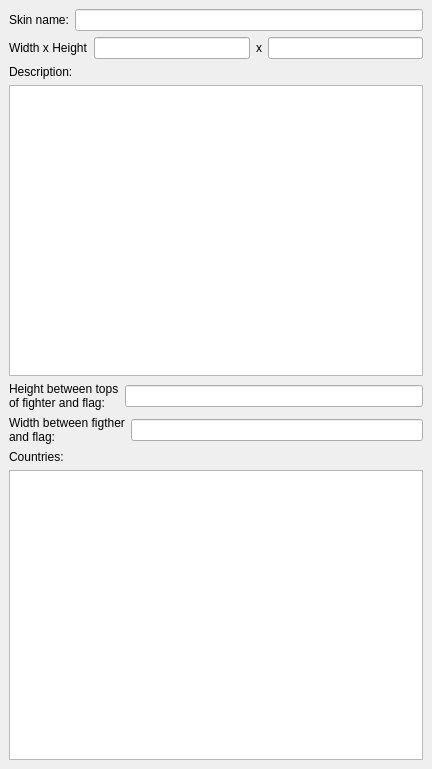
Qt form ksirkskineditor/ksirkskindefinition.ui (KDE/ksirk) before a commit.
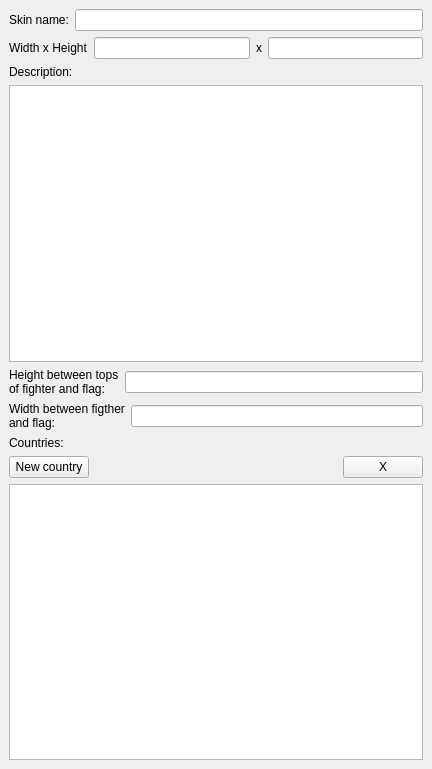
The same form after that commit. Custom widgets are drawn as their Qt base class.

Commit message: ksirkskineditor: everything in general skin and country definition work; remains: continents and goals

```diff
--- a/ksirkskineditor/ksirkskindefinition.ui
+++ b/ksirkskineditor/ksirkskindefinition.ui
@@ -99,12 +99,50 @@
       </property>
      </widget>
     </item>
+    <item>
+     <layout class="QHBoxLayout" name="horizontalLayout_5" >
+      <item>
+       <widget class="KPushButton" name="newCountryButton" >
+        <property name="text" >
+         <string>New country</string>
+        </property>
+       </widget>
+      </item>
+      <item>
+       <spacer name="horizontalSpacer" >
+        <property name="orientation" >
+         <enum>Qt::Horizontal</enum>
+        </property>
+        <property name="sizeHint" stdset="0" >
+         <size>
+          <width>148</width>
+          <height>20</height>
+         </size>
+        </property>
+       </spacer>
+      </item>
+      <item>
+       <widget class="KPushButton" name="deleteCountryButton" >
+        <property name="text" >
+         <string>X</string>
+        </property>
+       </widget>
+      </item>
+     </layout>
+    </item>
     <item>
      <widget class="QListWidget" name="countrieslist" />
     </item>
    </layout>
   </widget>
  </widget>
+ <customwidgets>
+  <customwidget>
+   <class>KPushButton</class>
+   <extends>QPushButton</extends>
+   <header>kpushbutton.h</header>
+  </customwidget>
+ </customwidgets>
  <resources/>
  <connections/>
 </ui>
```
The commit also changes 15 other files.
